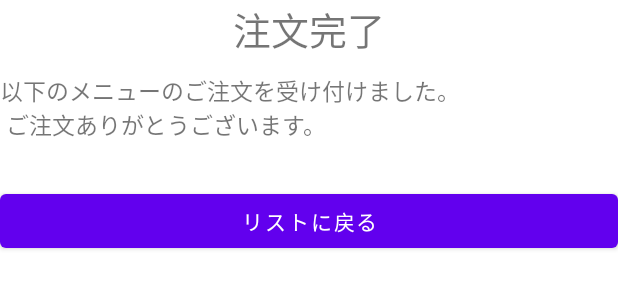
After one commit to TakashiSasaki/android-2021, an Android app: the layout activity_menu_thanks.xml on its own in the app's theme, with its tools: preview values and no code run, on a phone screen of 412 x 824 dp. The commit adds this screen. Shown: the top 300 px of the screen. Run offline under Robolectric (Android 15) with nearby library versions, the phone set to English and light mode, and no system bars.

Commit message:
MenuThanksActivity

```diff
--- a/IntentSample/app/src/main/AndroidManifest.xml
+++ b/IntentSample/app/src/main/AndroidManifest.xml
@@ -9,7 +9,7 @@
         android:roundIcon="@mipmap/ic_launcher_round"
         android:supportsRtl="true"
         android:theme="@style/Theme.IntentSample">
-        <activity android:name=".MainActivity2"></activity>
+        <activity android:name=".MenuThanksActivity"></activity>
         <activity android:name=".MainActivity">
             <intent-filter>
                 <action android:name="android.intent.action.MAIN" />
--- a/IntentSample/app/src/main/java/jp/ac/kawahara/t_sasaki/intentsample/MainActivity2.kt
+++ b/IntentSample/app/src/main/java/jp/ac/kawahara/t_sasaki/intentsample/MenuThanksActivity.kt
@@ -3,9 +3,9 @@ package jp.ac.kawahara.t_sasaki.intentsample
 import androidx.appcompat.app.AppCompatActivity
 import android.os.Bundle
 
-class MainActivity2 : AppCompatActivity() {
+class MenuThanksActivity : AppCompatActivity() {
     override fun onCreate(savedInstanceState: Bundle?) {
         super.onCreate(savedInstanceState)
-        setContentView(R.layout.activity_main2)
+        setContentView(R.layout.activity_menu_thanks)
     }
 }
--- a/IntentSample/app/src/main/res/layout/activity_main2.xml
+++ /dev/null
@@ -1,9 +0,0 @@
-<?xml version="1.0" encoding="utf-8"?>
-<androidx.constraintlayout.widget.ConstraintLayout xmlns:android="http://schemas.android.com/apk/res/android"
-    xmlns:app="http://schemas.android.com/apk/res-auto"
-    xmlns:tools="http://schemas.android.com/tools"
-    android:layout_width="match_parent"
-    android:layout_height="match_parent"
-    tools:context=".MainActivity2">
-
-</androidx.constraintlayout.widget.ConstraintLayout>
--- /dev/null
+++ b/IntentSample/app/src/main/res/layout/activity_menu_thanks.xml
@@ -0,0 +1,47 @@
+<?xml version="1.0" encoding="utf-8"?>
+<LinearLayout xmlns:android="http://schemas.android.com/apk/res/android"
+    android:layout_width="match_parent"
+    android:layout_height="match_parent"
+    android:orientation="vertical">
+
+    <TextView
+        android:layout_width="match_parent"
+        android:layout_height="wrap_content"
+        android:layout_marginBottom="10dp"
+        android:gravity="center"
+        android:text="@string/tv_thx_title"
+        android:textSize="25sp" />
+
+    <TextView
+        android:layout_width="match_parent"
+        android:layout_height="wrap_content"
+        android:layout_marginBottom="10dp"
+        android:text="@string/tv_thx_desc"
+        android:textSize="15sp" />
+
+    <LinearLayout
+        android:layout_width="match_parent"
+        android:layout_height="wrap_content"
+        android:orientation="horizontal">
+
+        <TextView
+            android:id="@+id/tvMenuName"
+            android:layout_width="0dp"
+            android:layout_height="wrap_content"
+            android:layout_weight="1"></TextView>
+
+        <TextView
+            android:id="@+id/tvMenuPrice"
+            android:layout_width="wrap_content"
+            android:layout_height="wrap_content">
+
+        </TextView>
+    </LinearLayout>
+
+    <Button
+        android:id="@+id/button"
+        android:layout_width="match_parent"
+        android:layout_height="wrap_content"
+        android:text="@string/bt_thx_back"
+        />
+</LinearLayout>
```
